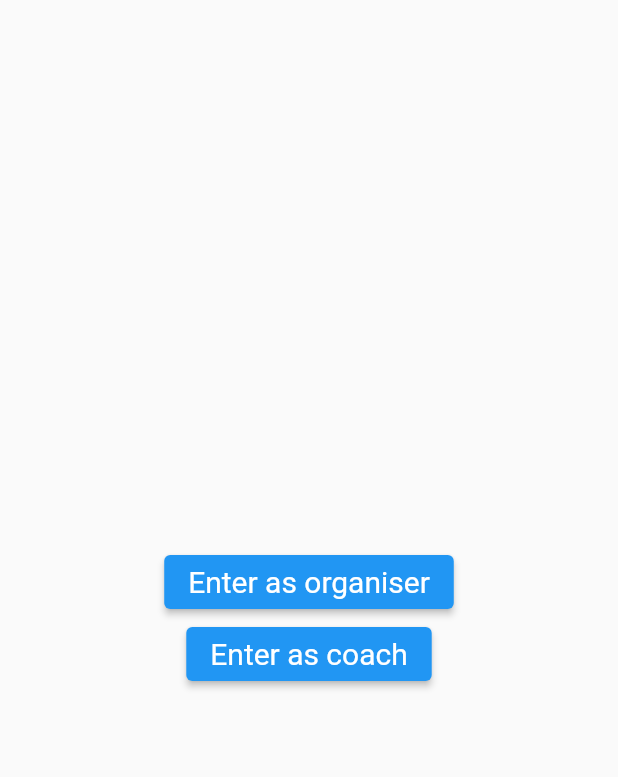
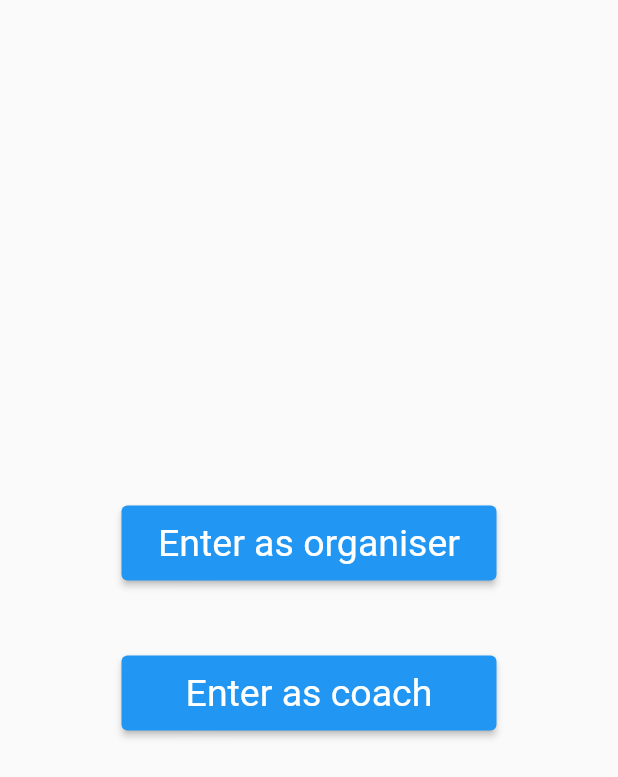
Before and after one commit to vladcoroian/keep-playing-frontend, a Flutter app: the screen it shows after launch, on a phone screen of 412 x 824 dp. Shown: the top 777 px of the screen. Run offline on Flutter 3.47's test engine with Material 2 defaults, Android fonts, the light colour scheme and no system bars.

Commit message:
Improve the LogIn buttons

```diff
--- a/lib/main.dart
+++ b/lib/main.dart
@@ -40,34 +40,42 @@ class _LogInPageState extends State<LogInPage> {
       mainAxisAlignment: MainAxisAlignment.center,
       children: [
         _enterAsOrganiserButton(),
+        const SizedBox(height: 50),
         _enterAsCoachButton(),
       ],
     )));
   }
 
   Widget _enterAsOrganiserButton() {
-    return ElevatedButton(
-        style:
-            ElevatedButton.styleFrom(textStyle: const TextStyle(fontSize: 20)),
+    return Container(
+        height: 50.0,
+        width: 250.0,
+        child: ElevatedButton(
+            style: ElevatedButton.styleFrom(
+                textStyle: const TextStyle(fontSize: 25)),
             onPressed: () {
               Navigator.push(
                 context,
-            MaterialPageRoute(builder: (context) => const OrganiserHomePage()),
+                MaterialPageRoute(
+                    builder: (context) => const OrganiserHomePage()),
               );
             },
-        child: const Text('Enter as organiser'));
+            child: const Text('Enter as organiser')));
   }
 
   Widget _enterAsCoachButton() {
-    return ElevatedButton(
-        style:
-            ElevatedButton.styleFrom(textStyle: const TextStyle(fontSize: 20)),
+    return Container(
+        height: 50.0,
+        width: 250.0,
+        child: ElevatedButton(
+            style: ElevatedButton.styleFrom(
+                textStyle: const TextStyle(fontSize: 25)),
             onPressed: () {
               Navigator.push(
                 context,
                 MaterialPageRoute(builder: (context) => const CoachHomePage()),
               );
             },
-        child: const Text('Enter as coach'));
+            child: const Text('Enter as coach')));
   }
 }
```
Lines whose indentation alone changed are shown as unchanged.
